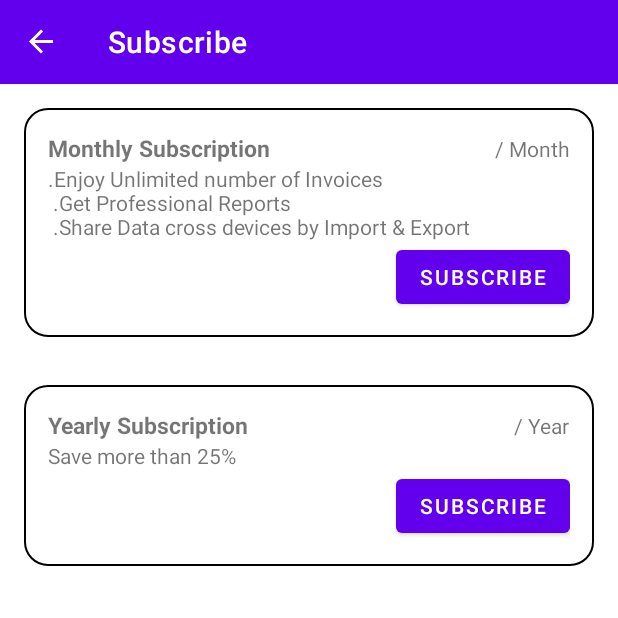
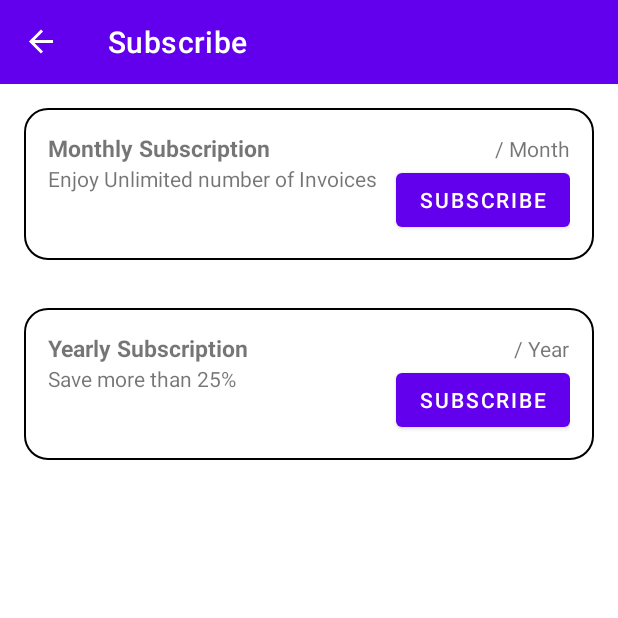
Before and after one commit to MoHussam-865/SmartInvoice, an Android app: the SubscribeFragment screen opened through its navigation route, on a phone screen of 412 x 824 dp, the top half of it. Run offline under Robolectric (Android 15) with nearby library versions, the phone set to English and light mode, and no system bars; our stand-ins replace AdMob, Dagger/Hilt's generated code, navigation-ui; libraries missing offline, so code that uses them is left out: com.android.billingclient; Roboto replaces fonts that are not available here; 4 statements that could not run were skipped.

Commit message:
no comment

```diff
--- a/app/build.gradle
+++ b/app/build.gradle
@@ -14,8 +14,8 @@ android {
         applicationId "com.android_a865.estimatescalculator"
         minSdkVersion 21
         targetSdkVersion 31
-        versionCode 11
-        versionName "2.0"
+        versionCode 10
+        versionName "1.9"
 
         testInstrumentationRunner "androidx.test.runner.AndroidJUnitRunner"
     }
--- a/app/src/main/java/com/android_a865/estimatescalculator/feature_reports/domain/use_cases/FullReportUseCase.kt
+++ b/app/src/main/java/com/android_a865/estimatescalculator/feature_reports/domain/use_cases/FullReportUseCase.kt
@@ -15,8 +15,7 @@ import javax.inject.Singleton
 
 @Singleton
 class FullReportUseCase @Inject constructor(
-    private val repository: ReportRepository,
-
+    private val repository: ReportRepository
 ) {
 
     val defaultDateFormat = "d/M/yyyy"
--- a/app/src/main/res/layout/fragment_subscribe.xml
+++ b/app/src/main/res/layout/fragment_subscribe.xml
@@ -52,13 +52,14 @@
         </LinearLayout>
 
         <LinearLayout
-            android:orientation="vertical"
+            android:orientation="horizontal"
             android:layout_width="match_parent"
             android:layout_height="wrap_content">
 
             <TextView
-                android:layout_width="match_parent"
-                android:layout_height="wrap_content"
+                android:layout_width="0dp"
+                android:layout_weight="1"
+                android:layout_height="match_parent"
                 android:text="@string/monthly_features"
                 />
 
@@ -66,7 +67,6 @@
                 android:id="@+id/btn_monthly_subscription"
                 android:layout_width="wrap_content"
                 android:layout_height="wrap_content"
-                android:layout_gravity="bottom|end"
                 android:text="@string/subscribe" />
 
         </LinearLayout>
@@ -109,12 +109,13 @@
         </LinearLayout>
 
         <LinearLayout
-            android:orientation="vertical"
+            android:orientation="horizontal"
             android:layout_width="match_parent"
             android:layout_height="wrap_content">
 
             <TextView
-                android:layout_width="match_parent"
+                android:layout_width="0dp"
+                android:layout_weight="1"
                 android:layout_height="match_parent"
                 android:text="@string/yearly_features"
                 />
@@ -123,7 +124,6 @@
                 android:id="@+id/btn_yearly_subscription"
                 android:layout_width="wrap_content"
                 android:layout_height="wrap_content"
-                android:layout_gravity="bottom|end"
                 android:text="@string/subscribe" />
 
         </LinearLayout>
--- a/app/src/main/res/values/strings.xml
+++ b/app/src/main/res/values/strings.xml
@@ -68,11 +68,7 @@
     <string name="you_are_subscribed">You are Subscribed</string>
     <string name="monthly_subscription">Monthly Subscription</string>
     <string name="month">/ Month</string>
-    <string name="monthly_features">
-        .Enjoy Unlimited number of Invoices\n
-        .Get Professional Reports\n
-        .Share Data cross devices by Import &amp; Export
-    </string>
+    <string name="monthly_features">Enjoy Unlimited number of Invoices</string>
     <string name="yearly_subscription">Yearly Subscription</string>
     <string name="per_year">/ Year</string>
     <string name="yearly_features">Save more than 25%</string>
```
Also changed, not shown: 1 other file.
